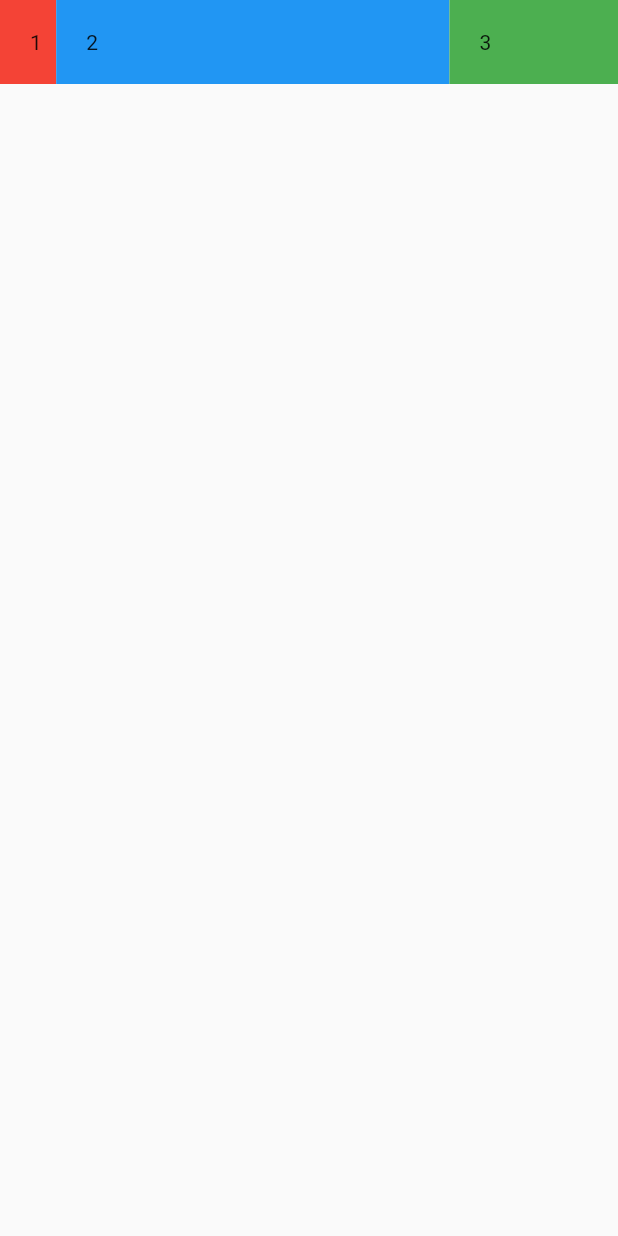
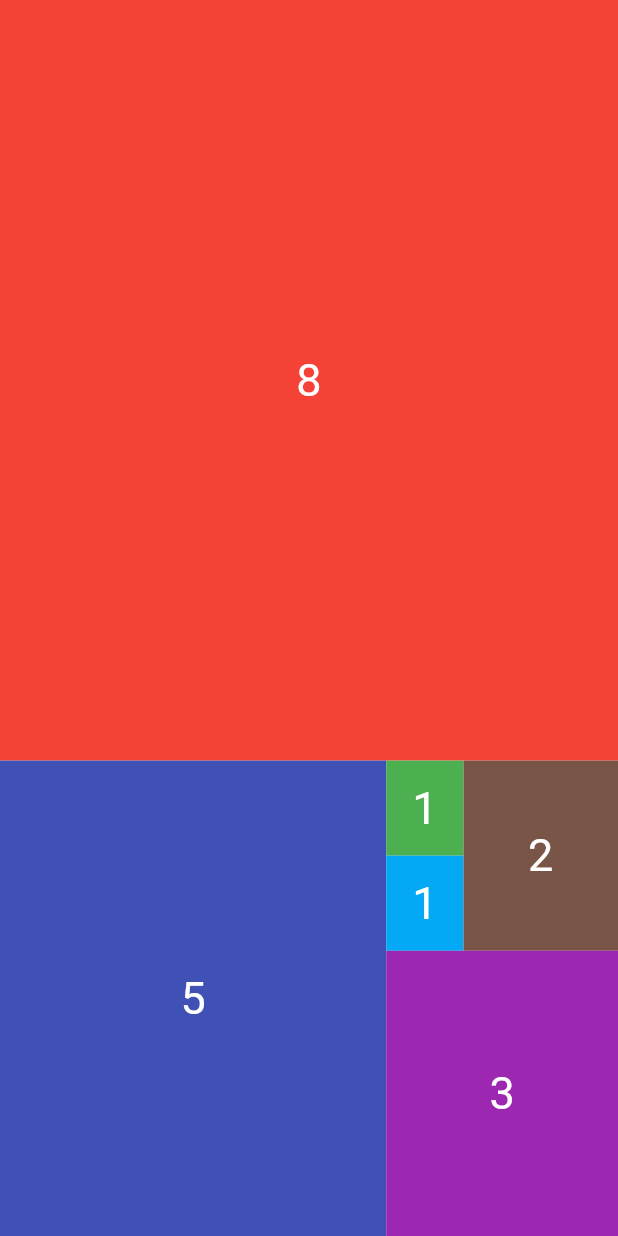
Before and after one commit to abbasali-karadiya/expanded, a Flutter app: the screen it shows after launch, on a phone screen of 412 x 824 dp. Run offline on Flutter 3.47's test engine with Material 2 defaults, Android fonts, the phone set to English and light mode, and no system bars.

Commit message:
extended final program

```diff
--- a/lib/main.dart
+++ b/lib/main.dart
@@ -12,32 +12,60 @@ class MyApp extends StatelessWidget {
     return MaterialApp(
       home: Scaffold(
         body: SafeArea(
+          child: Column(
+            children: [
+              _customContainer(
+                number: 8,
+                color: Colors.red,
+              ),
+              Expanded(
+                flex: 5,
+                  child: Row(
+                    children: [
+                      _customContainer(
+                        number: 5,
+                        color: Colors.indigo,
+                      ),
+                      Expanded(
+                        flex: 3,
+                          child: Column(
+                            children: [
+                              Expanded(
+                                flex: 2,
                                   child: Row(
                                     children: [
                                       Expanded(
                                         flex: 1,
-                child: Container(
-                  padding: EdgeInsets.all(20),
-                  color: Colors.red,
-                  child: Text('1'),
+                                          child: Column(
+                                            children: [
+                                              _customContainer(
+                                                number: 1,
+                                                color: Colors.green,
+                                              ),
+                                              _customContainer(
+                                                number: 1,
+                                                color: Colors.lightBlue,
+                                              ),
+                                            ],
                                           ),
                                       ),
-              Expanded(
-                flex: 7,
-                child: Container(
-                  padding: EdgeInsets.all(20),
-                  color: Colors.blue,
-                  child: Text('2'),
+                                      _customContainer(
+                                        number: 2,
+                                        color: Colors.brown,
+                                      ),
+                                    ],
                                   ),
                               ),
-              Expanded(
-                flex: 3,
-                child: Container(
-                  padding: EdgeInsets.all(20),
-                  color: Colors.green,
-                  child: Text('3'),
+                              _customContainer(
+                                number: 3,
+                                color: Colors.purple,
                               ),
+                            ],
                           ),
+                      )
+                    ],
+                  ),
+              )
             ],
           ),
         ),
@@ -45,3 +73,24 @@ class MyApp extends StatelessWidget {
     );
   }
 }
+
+Widget _customContainer({
+  required int number,
+  required Color color,
+}){
+  return Expanded(
+      flex: number,
+      child: Container(
+        constraints: BoxConstraints.expand(),
+        color: color,
+        child: Center(
+            child: Text('${number}',
+              style: TextStyle(
+                color: Colors.white,
+                fontSize: 30,
+              ),
+            )
+        ),
+      )
+  );
+}
```
Lines whose indentation alone changed are shown as unchanged.
